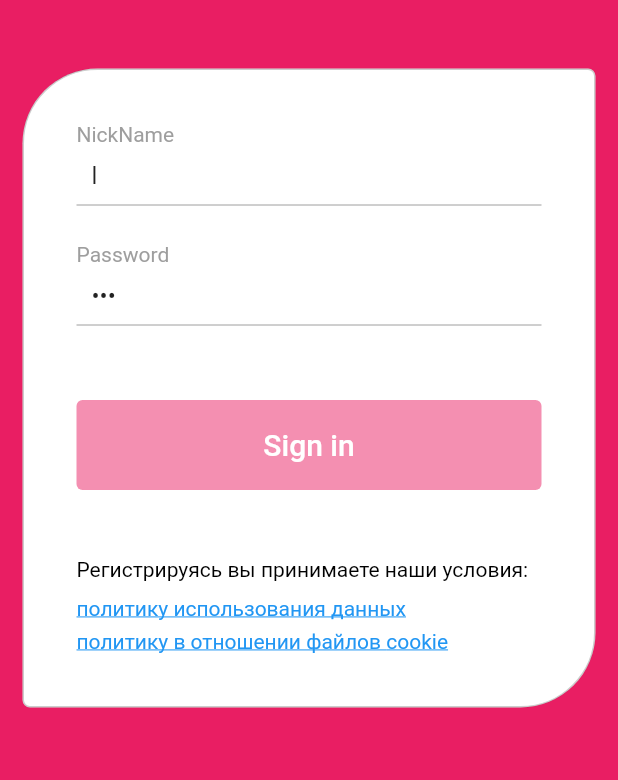
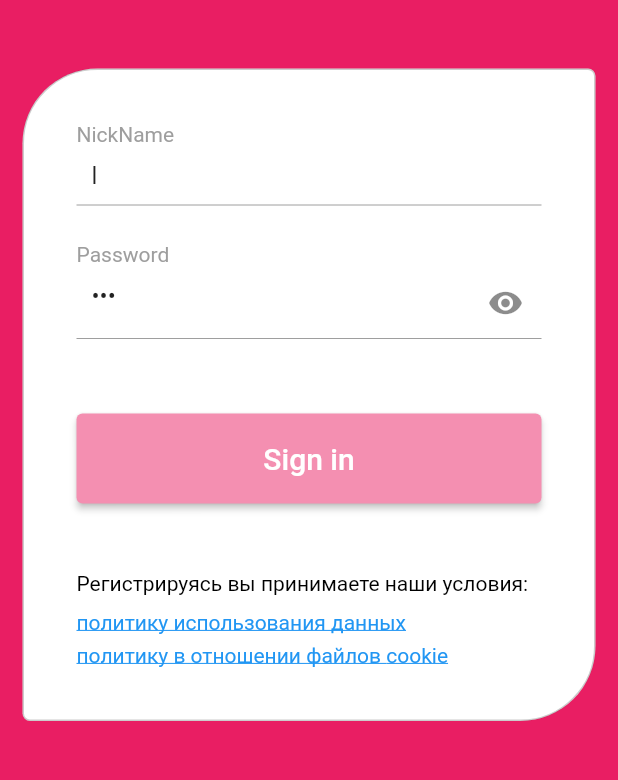
Before and after one commit to Andrey253/strongnews, a Flutter app: the screen it shows after launch, on a phone screen of 412 x 824 dp, the part 125-905 px from its top. Run offline on Flutter 3.47's test engine with Material 2 defaults, Android fonts, the phone set to English and light mode, and no system bars; our stand-ins replace flutter_secure_storage; missing offline and left inert: pedantic.

Commit message:
Need refactor 2 obscureText: _isObscure,

```diff
--- a/lib/resources/app_images.dart
+++ b/lib/resources/app_images.dart
@@ -1,5 +1,3 @@
-part of 'resources.dart';
-
 class AppImages {
   AppImages._();
   static const String avatar = 'images/avatar.jpg';
--- a/lib/resources/resources.dart
+++ /dev/null
@@ -1 +0,0 @@
-part 'app_images.dart';
--- a/lib/widgets/app/app.dart
+++ b/lib/widgets/app/app.dart
@@ -13,10 +13,9 @@ class MyApp extends StatelessWidget {
         appBarTheme: AppBarTheme(backgroundColor: AppColors.mainDarkBlue),
         bottomNavigationBarTheme: BottomNavigationBarThemeData(
           backgroundColor: AppColors.mainDarkBlue,
-          selectedItemColor: Colors.white,
-          unselectedItemColor: Colors.blueGrey,
+
         ),
-        primarySwatch: Colors.blue,
+
       ),
       routes: mainNavigation.routes,
       initialRoute: mainNavigation.initialRout(false),
--- a/lib/widgets/auth/auth_model.dart
+++ b/lib/widgets/auth/auth_model.dart
@@ -14,7 +14,7 @@ class AuthModel extends ChangeNotifier {
 
   String? get errorMassege => _errorMessege;
   bool _isAuthProgress = false;
-  bool _isCheckedLoginAndPassword = false;
+  bool _isCheckedLoginAndPassword = true;
   bool get canStartAuth => !_isAuthProgress && _isCheckedLoginAndPassword;
   bool get isAuthProgress => _isAuthProgress;
   var colorButton = MaterialStateProperty.all(Colors.pink.shade200);
--- a/lib/widgets/auth/auth_widget.dart
+++ b/lib/widgets/auth/auth_widget.dart
@@ -46,9 +46,16 @@ class _HeaderWidget extends StatelessWidget {
     );
   }
 }
-class _FormWidget extends StatelessWidget {
+
+class _FormWidget extends StatefulWidget {
   const _FormWidget({Key? key}) : super(key: key);
 
+  @override
+  __FormWidgetState createState() => __FormWidgetState();
+}
+
+class __FormWidgetState extends State<_FormWidget> {
+  bool _isObscure = true;
   @override
   Widget build(BuildContext context) {
     final model = AuthProvider.read(context)?.model;
@@ -57,8 +64,19 @@ class _FormWidget extends StatelessWidget {
       color: Colors.white,
     );
     final inputDecoration = InputDecoration(
+      contentPadding: EdgeInsets.symmetric(horizontal: 10, vertical: 10),
+      isCollapsed: true,
+    );
+
+    final inputDecorationPassword = InputDecoration(
         contentPadding: EdgeInsets.symmetric(horizontal: 10, vertical: 10),
-        isCollapsed: true);
+        isCollapsed: true,
+        suffixIcon: IconButton(
+            icon: Icon(_isObscure ? Icons.visibility : Icons.visibility_off),
+            onPressed: () {
+              _isObscure = !_isObscure;
+              setState(() {});
+            }));
 
     return Container(
       decoration: BoxDecoration(
@@ -86,10 +104,11 @@ class _FormWidget extends StatelessWidget {
             SizedBox(height: 25),
             Text('Password', style: TextStyle(color: Colors.grey)),
             TextField(
-                onChanged: (value) => {model?.checkingLoginAndPassword()},
-                controller: model?.passwordTextController,
-                decoration: inputDecoration,
-                obscureText: true),
+              onChanged: (value) => {model?.checkingLoginAndPassword()},
+              controller: model?.passwordTextController,
+              decoration: inputDecorationPassword,
+              obscureText: _isObscure,
+            ),
             SizedBox(height: 50),
             _AuthButtonWidget(),
             SizedBox(height: 45),
@@ -133,10 +152,12 @@ class _AuthButtonWidget extends StatelessWidget {
   @override
   Widget build(BuildContext context) {
     final model = AuthProvider.watch(context)?.model;
-    final onPressed = model?.canStartAuth == true ? () => model?.auth(context) : null;
+    final onPressed =
+        model?.canStartAuth == true ? () => model?.auth(context) : null;
     final child = model?.isAuthProgress == true
-        ? SizedBox(width: 20, height: 20,child: CircularProgressIndicator())
-        : const Text('Sign in', style: TextStyle(fontSize: 20, color: Colors.white));
+        ? SizedBox(width: 20, height: 20, child: CircularProgressIndicator())
+        : const Text('Sign in',
+            style: TextStyle(fontSize: 20, color: Colors.white));
 
     return ElevatedButton(
         onPressed: onPressed,
@@ -145,16 +166,17 @@ class _AuthButtonWidget extends StatelessWidget {
           enableFeedback: false,
           backgroundColor: model?.colorButton,
         ),
-        child: Container(height: 60,child: Center(child: child)));
+        child: Container(height: 60, child: Center(child: child)));
   }
 }
+
 class _ErrorMassege extends StatelessWidget {
   const _ErrorMassege({Key? key}) : super(key: key);
 
   @override
   Widget build(BuildContext context) {
     final errorMassege = AuthProvider.watch(context)?.model.errorMassege;
-    if (errorMassege==null) return const SizedBox.shrink();
+    if (errorMassege == null) return const SizedBox.shrink();
     return Padding(
       padding: const EdgeInsets.only(bottom: 20),
       child: Text(
--- a/lib/widgets/main_screen/main_screen_widget.dart
+++ b/lib/widgets/main_screen/main_screen_widget.dart
@@ -1,6 +1,4 @@
 import 'package:flutter/material.dart';
-import 'package:themoviedb/api/api_client.dart';
-import 'package:themoviedb/widgets/main_screen/main_screen_model.dart';
 import 'package:themoviedb/widgets/movie_list/movie_list_widget.dart';
 import 'package:themoviedb/widgets/movie_list/news_list_widget.dart';
 
```
Also changed, not shown: lib/Theme/app_button_style.dart (deleted, +0 -16 lines), lib/api/api_client.dart (+5 -18 lines), lib/data/data_providers/auth_data_provider.dart (+5 -4 lines), lib/data/model/data_model_news.dart (+15 -14 lines), lib/data/token_access/response_result.dart (deleted, +0 -16 lines), lib/data/token_access/response_token.dart (+16 -2 lines), lib/widgets/movie_list/news_list_widget.dart (+12 -14 lines), lib/data/model/data_model_news.g.dart.
